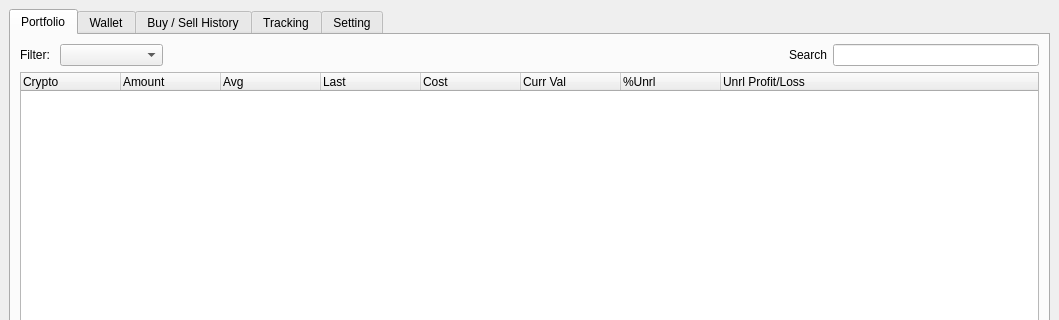
Qt form ui.ui (ChanonVilaiyuk/cv_crypto_tracker) before a commit; both pictures show x 0 to 1059 and y 0 to 320 of the 1059 by 750 pixel window.
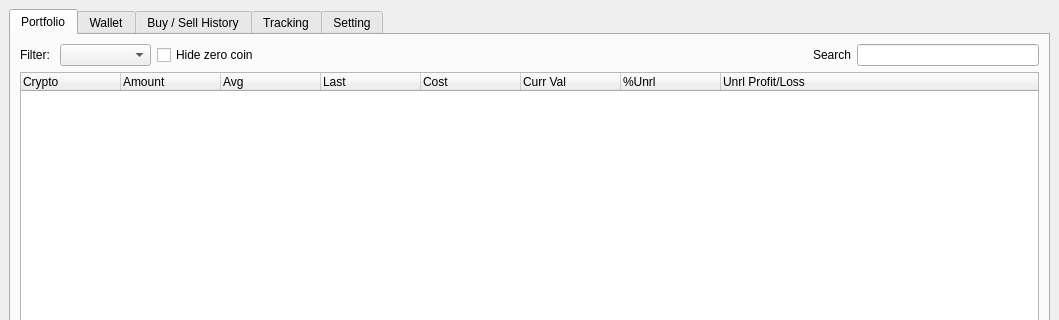
The same form after that commit.

```diff
--- a/ui.ui
+++ b/ui.ui
@@ -26,7 +26,7 @@
        </attribute>
        <layout class="QVBoxLayout" name="verticalLayout_6">
         <item>
-         <layout class="QHBoxLayout" name="filter_hlayout_5" stretch="0,1,6,0,2">
+         <layout class="QHBoxLayout" name="filter_hlayout_5" stretch="0,1,0,6,0,2">
           <item>
            <widget class="QLabel" name="filter_label_5">
             <property name="text">
@@ -37,6 +37,13 @@
           <item>
            <widget class="QComboBox" name="crypto_filter_comboBox"/>
           </item>
+          <item>
+           <widget class="QCheckBox" name="active_checkBox">
+            <property name="text">
+             <string>Hide zero coin</string>
+            </property>
+           </widget>
+          </item>
           <item>
            <spacer name="horizontalSpacer_8">
             <property name="orientation">
```
